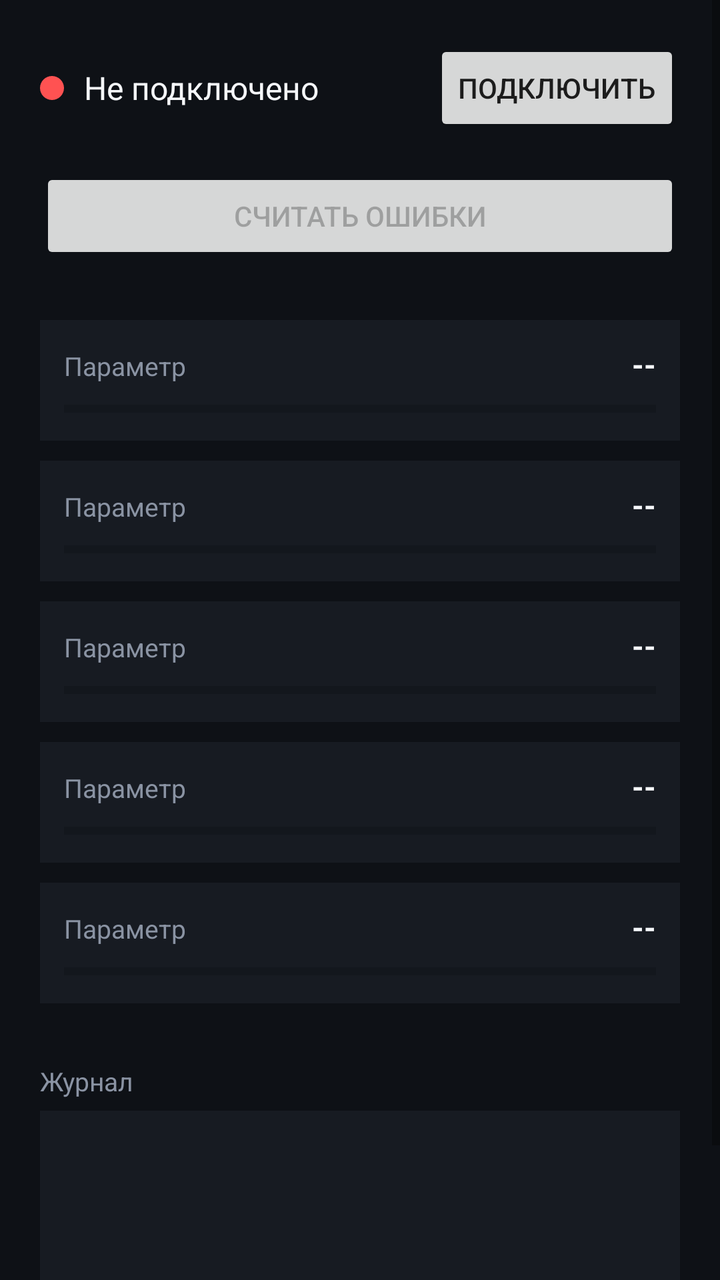
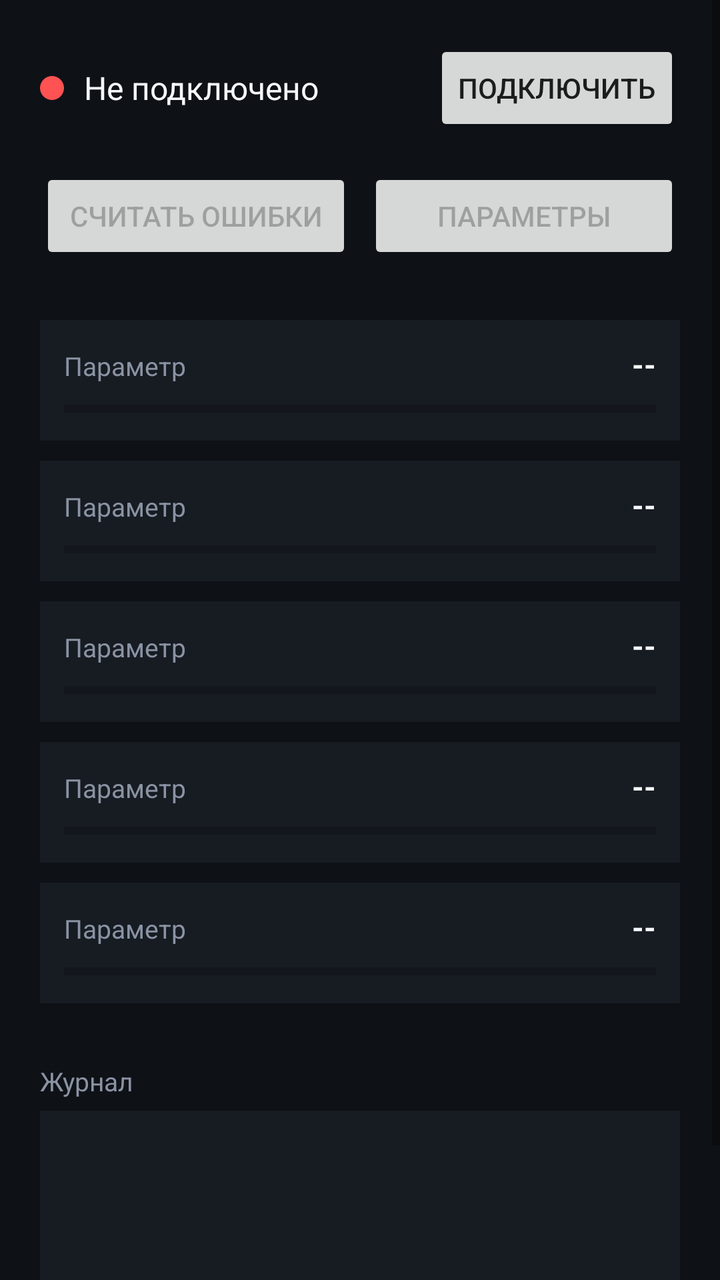

The first picture is an Android layout as it rendered before a commit; the second is the same layout after the commit. The layout source and the unified diff follow.
<!-- AndroidManifest.xml: application theme Theme.ObdMonitor -->
<!-- res/layout/activity_main.xml -->
<?xml version="1.0" encoding="utf-8"?>
<ScrollView xmlns:android="http://schemas.android.com/apk/res/android"
    android:layout_width="match_parent"
    android:layout_height="match_parent"
    android:background="@color/bg_dark"
    android:fillViewport="true">

    <LinearLayout
        android:layout_width="match_parent"
        android:layout_height="wrap_content"
        android:orientation="vertical"
        android:padding="20dp">

        
        <LinearLayout
            android:layout_width="match_parent"
            android:layout_height="wrap_content"
            android:orientation="horizontal"
            android:gravity="center_vertical"
            android:layout_marginBottom="16dp">

            <View
                android:id="@+id/statusDot"
                android:layout_width="12dp"
                android:layout_height="12dp"
                android:background="@drawable/dot_red" />

            <TextView
                android:id="@+id/statusText"
                android:layout_width="0dp"
                android:layout_height="wrap_content"
                android:layout_weight="1"
                android:layout_marginStart="10dp"
                android:text="Не подключено"
                android:textColor="@color/text_primary"
                android:textSize="16sp" />

            <Button
                android:id="@+id/connectButton"
                android:layout_width="wrap_content"
                android:layout_height="wrap_content"
                android:text="Подключить" />
        </LinearLayout>

        <Button
            android:id="@+id/dtcButton"
            android:layout_width="match_parent"
            android:layout_height="wrap_content"
            android:layout_marginBottom="16dp"
            android:enabled="false"
            android:text="Считать ошибки" />

        
        <LinearLayout
            android:layout_width="match_parent"
            android:layout_height="wrap_content"
            android:orientation="horizontal"
            android:weightSum="2">

            <com.example.obdmonitor.GaugeView
                android:id="@+id/rpmGauge"
                android:layout_width="0dp"
                android:layout_height="0dp"
                android:layout_weight="1" />

            <com.example.obdmonitor.GaugeView
                android:id="@+id/speedGauge"
                android:layout_width="0dp"
                android:layout_height="0dp"
                android:layout_weight="1" />
        </LinearLayout>

        
        <LinearLayout
            android:layout_width="match_parent"
            android:layout_height="wrap_content"
            android:orientation="vertical"
            android:layout_marginTop="12dp">

            <include layout="@layout/stat_row" android:id="@+id/rowCoolant"/>
            <include layout="@layout/stat_row" android:id="@+id/rowLoad"/>
            <include layout="@layout/stat_row" android:id="@+id/rowThrottle"/>
            <include layout="@layout/stat_row" android:id="@+id/rowFuel"/>
            <include layout="@layout/stat_row" android:id="@+id/rowIntakeTemp"/>

        </LinearLayout>

        
        <TextView
            android:layout_width="match_parent"
            android:layout_height="wrap_content"
            android:layout_marginTop="20dp"
            android:text="Журнал"
            android:textColor="@color/text_secondary"
            android:textSize="13sp" />

        <TextView
            android:id="@+id/logView"
            android:layout_width="match_parent"
            android:layout_height="140dp"
            android:layout_marginTop="6dp"
            android:background="@color/panel"
            android:padding="10dp"
            android:fontFamily="monospace"
            android:textColor="@color/text_secondary"
            android:textSize="11sp"
            android:scrollbars="vertical" />

    </LinearLayout>
</ScrollView>
<!-- res/layout/stat_row.xml (included above) -->
<?xml version="1.0" encoding="utf-8"?>
<LinearLayout xmlns:android="http://schemas.android.com/apk/res/android"
    android:layout_width="match_parent"
    android:layout_height="wrap_content"
    android:orientation="vertical"
    android:background="@color/panel"
    android:padding="12dp"
    android:layout_marginBottom="10dp">

    <LinearLayout
        android:layout_width="match_parent"
        android:layout_height="wrap_content"
        android:orientation="horizontal">

        <TextView
            android:id="@+id/rowLabel"
            android:layout_width="0dp"
            android:layout_height="wrap_content"
            android:layout_weight="1"
            android:text="Параметр"
            android:textColor="@color/text_secondary"
            android:textSize="13sp" />

        <TextView
            android:id="@+id/rowValue"
            android:layout_width="wrap_content"
            android:layout_height="wrap_content"
            android:text="--"
            android:textColor="@color/text_primary"
            android:textStyle="bold"
            android:textSize="15sp" />
    </LinearLayout>

    <ProgressBar
        android:id="@+id/rowProgress"
        style="?android:attr/progressBarStyleHorizontal"
        android:layout_width="match_parent"
        android:layout_height="8dp"
        android:layout_marginTop="8dp"
        android:max="100"
        android:progress="0"
        android:progressTint="@color/accent" />

</LinearLayout>
<!-- resources referenced by this layout -->
<resources>
  <color name="accent">#00E5A0</color>
  <color name="bg_dark">#0E1116</color>
  <color name="panel">#171B22</color>
  <color name="text_primary">#F5F7FA</color>
  <color name="text_secondary">#8A93A3</color>
  <!-- drawable dot_red (drawable) -->
  <?xml version="1.0" encoding="utf-8"?>
  <shape xmlns:android="http://schemas.android.com/apk/res/android" android:shape="oval">
      <solid android:color="@color/accent_warn" />
  </shape>
  <style name="Theme.ObdMonitor" parent="Theme.MaterialComponents.DayNight.NoActionBar">
          <item name="android:windowBackground">@color/bg_dark</item>
          <item name="colorPrimary">@color/accent</item>
          <item name="colorPrimaryDark">@color/bg_dark</item>
          <item name="android:statusBarColor">@color/bg_dark</item>
      </style>
  <color name="accent_warn">#FF5252</color>
</resources>

<!-- the commit's change to res/layout/activity_main.xml (unified diff, before → after) -->
@@ -42,13 +42,29 @@
                 android:text="Подключить" />
         </LinearLayout>
 
-        <Button
-            android:id="@+id/dtcButton"
+        <LinearLayout
             android:layout_width="match_parent"
             android:layout_height="wrap_content"
             android:layout_marginBottom="16dp"
-            android:enabled="false"
-            android:text="Считать ошибки" />
+            android:orientation="horizontal">
+
+            <Button
+                android:id="@+id/dtcButton"
+                android:layout_width="0dp"
+                android:layout_height="wrap_content"
+                android:layout_weight="1"
+                android:enabled="false"
+                android:text="Считать ошибки" />
+
+            <Button
+                android:id="@+id/pidListButton"
+                android:layout_width="0dp"
+                android:layout_height="wrap_content"
+                android:layout_marginStart="8dp"
+                android:layout_weight="1"
+                android:enabled="false"
+                android:text="Параметры" />
+        </LinearLayout>
 
         
         <LinearLayout
